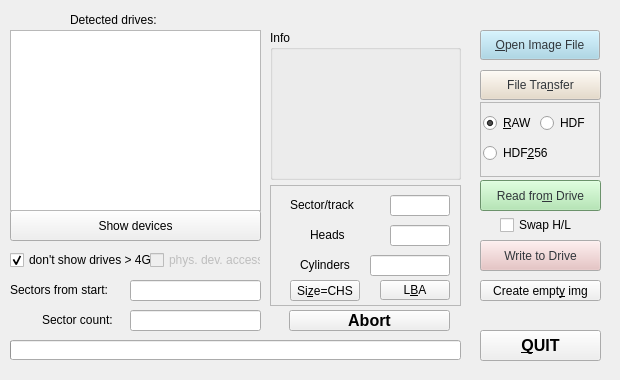
Old version of the form drimgwidgetbase.ui in the repository frankheisig71/drimg.
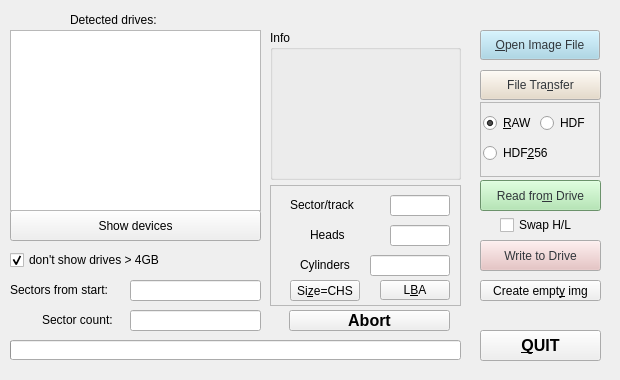
New version of the form. Icons and pictures are not drawn.

Commit message: change drive handling under Windows

```diff
--- a/drimgwidgetbase.ui
+++ b/drimgwidgetbase.ui
@@ -1110,7 +1110,7 @@
     <rect>
      <x>10</x>
      <y>250</y>
-     <width>201</width>
+     <width>251</width>
      <height>20</height>
     </rect>
    </property>
@@ -1567,22 +1567,6 @@
     </property>
    </widget>
   </widget>
-  <widget class="QCheckBox" name="physDrive">
-   <property name="enabled">
-    <bool>false</bool>
-   </property>
-   <property name="geometry">
-    <rect>
-     <x>150</x>
-     <y>250</y>
-     <width>111</width>
-     <height>20</height>
-    </rect>
-   </property>
-   <property name="text">
-    <string>phys. dev. access</string>
-   </property>
-  </widget>
  </widget>
  <layoutdefault spacing="6" margin="11"/>
  <resources>
```
The commit also changes 3 other files.
